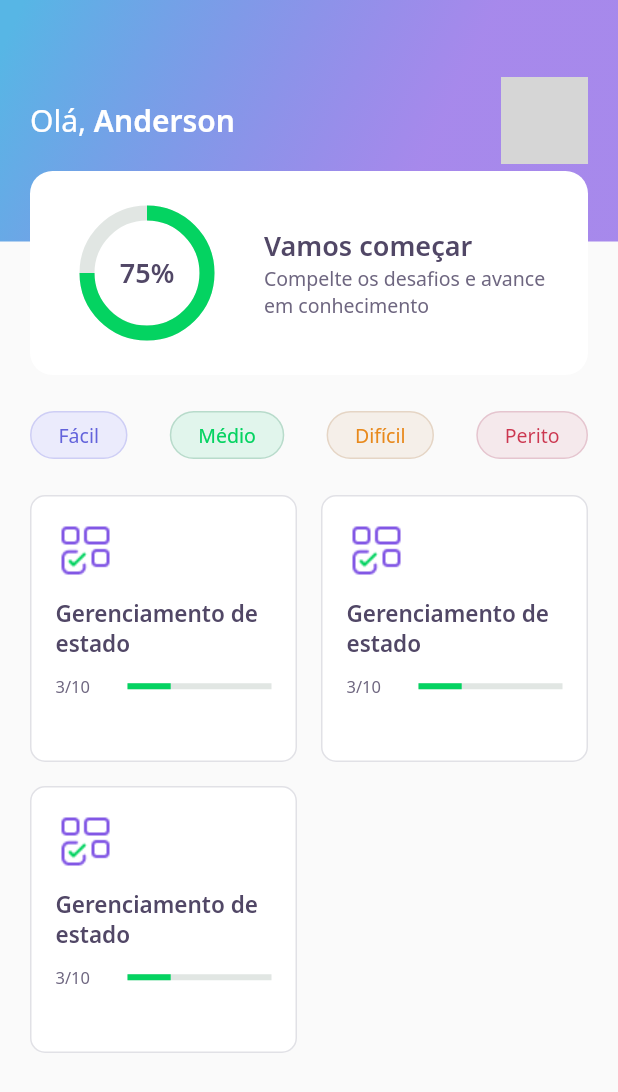
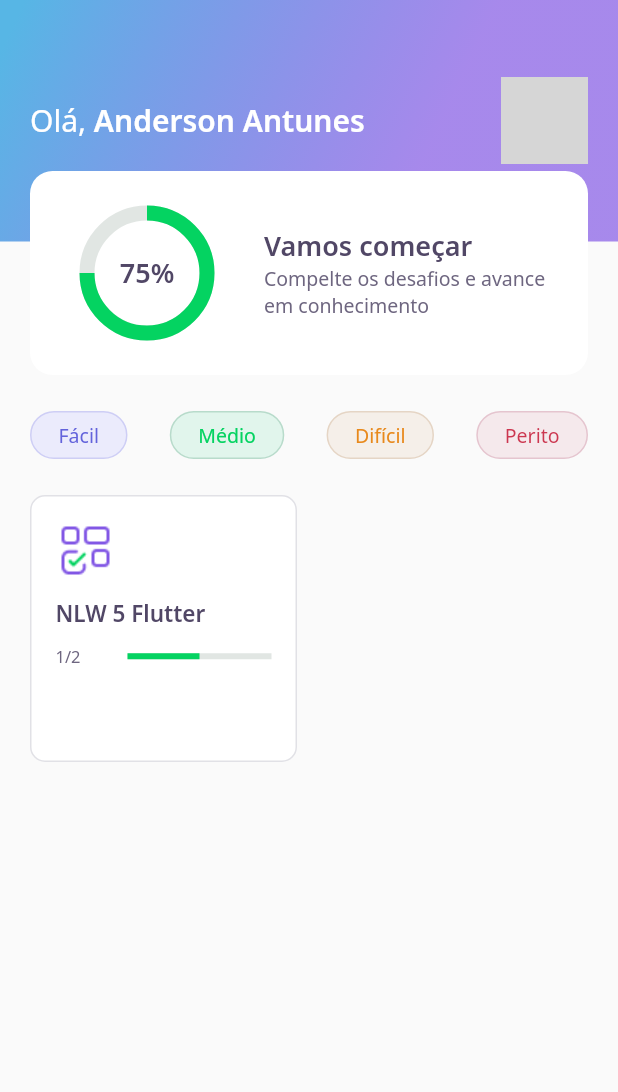
Before and after one commit to andyantunes/devquiz, a Flutter app: the HomePage screen opened directly, on a phone screen of 412 x 824 dp. Shown: the top 1092 px of the screen. Run offline on Flutter 3.47's test engine with Material 2 defaults, Android fonts, the phone set to English and light mode, and no system bars; our stand-ins replace google_fonts; accounts and stored records are empty; network calls fail; grey boxes are pictures that could not be loaded.

Commit message:
Third class

```diff
--- /dev/null
+++ b/assets/database/quizzes.json
@@ -0,0 +1,46 @@
+[
+  {
+    "title": "NLW 5 Flutter",
+      "imagem": "blocks",
+      "questionAnswared": 1,
+      "level": "facil",
+      "questions": [
+        {
+          "title":"Está curtindo Flutter?",
+          "awnsers": [
+            {
+              "title": "Estou curtindo"
+            },
+            {
+              "title": "Amando Flutter"
+            },
+            {
+              "title": "Muito top"
+            },
+            {
+              "title": "Show de bola",
+              "isRight": true
+            }
+          ]
+        },
+        {
+          "title":"Está curtindo Flutter?",
+          "awnsers": [
+            {
+              "title": "Estou curtindo"
+            },
+            {
+              "title": "Amando Flutter"
+            },
+            {
+              "title": "Muito top"
+            },
+            {
+              "title": "Show de bola",
+              "isRight": true
+            }
+          ]
+        }
+      ]
+  }
+]
--- /dev/null
+++ b/assets/database/user.json
@@ -0,0 +1,5 @@
+{
+    "name":  "Anderson Antunes",
+    "score": 89,
+    "photoUrl": "https://avatars.githubusercontent.com/u/48885210?v=4"
+}
--- a/lib/challenge/widgets/quiz/quiz_widget.dart
+++ b/lib/challenge/widgets/quiz/quiz_widget.dart
@@ -14,7 +14,7 @@ class QuizWidget extends StatelessWidget {
           Text(title, style: AppTextStyles.heading),
           SizedBox(height: 24),
           AwnserWidget(
-            isRight: false,
+            isRight: true,
             isSelected: true,
             title:
                 'Possibilita a criação de aplicativos compilados nativamente',
--- a/lib/core/app_widget.dart
+++ b/lib/core/app_widget.dart
@@ -1,7 +1,7 @@
 // import 'package:devquiz/home/home_page.dart';
 import 'package:devquiz/challenge/challenge_page.dart';
 import 'package:devquiz/home/home_page.dart';
-// import 'package:devquiz/splash/splash_page.dart';
+import 'package:devquiz/splash/splash_page.dart';
 import 'package:flutter/material.dart';
 
 class AppWidget extends StatelessWidget {
@@ -9,7 +9,7 @@ class AppWidget extends StatelessWidget {
   Widget build(BuildContext context) {
     return MaterialApp(
       title: "DevQuiz",
-      home: ChallengePage(),
+      home: HomePage(),
     );
   }
 }
--- /dev/null
+++ b/lib/home/home_controller.dart
@@ -0,0 +1,32 @@
+import 'package:devquiz/core/app_images.dart';
+import 'package:devquiz/home/home_state.dart';
+import 'package:devquiz/shared/models/awnser_model.dart';
+import 'package:devquiz/shared/models/question_model.dart';
+import 'package:devquiz/shared/models/quiz_model.dart';
+import 'package:devquiz/shared/models/user_model.dart';
+import 'package:flutter/foundation.dart';
+
+import 'home_repository.dart';
+
+class HomeController {
+  final stateNotifier = ValueNotifier<HomeState>(HomeState.empty);
+  set state(HomeState state) => stateNotifier.value = state;
+  HomeState get state => stateNotifier.value;
+
+  UserModel? user;
+  List<QuizModel>? quizzes;
+
+  final repository = HomeRepository();
+
+  void getUser() async {
+    state = HomeState.loading;
+    user = await repository.getUser();
+    state = HomeState.success;
+  }
+
+  void getQuizzes() async {
+    state = HomeState.loading;
+    quizzes = await repository.getQuizzes();
+    state = HomeState.success;
+  }
+}
--- a/lib/home/home_page.dart
+++ b/lib/home/home_page.dart
@@ -1,7 +1,11 @@
+import 'package:devquiz/core/app_colors.dart';
 import 'package:devquiz/home/widgets/appbar/app_bar_widget.dart';
 import 'package:devquiz/home/widgets/level_button/level_button_widget.dart';
 import 'package:devquiz/home/widgets/quiz_card_widget/quiz_card_widget.dart';
 import 'package:flutter/material.dart';
+
+import 'home_controller.dart';
+import 'home_state.dart';
 
 class HomePage extends StatefulWidget {
   HomePage({Key? key}) : super(key: key);
@@ -11,10 +15,23 @@ class HomePage extends StatefulWidget {
 }
 
 class _HomePageState extends State<HomePage> {
+  final controller = HomeController();
+
+  @override
+  void initState() {
+    super.initState();
+    controller.getUser();
+    controller.getQuizzes();
+    controller.stateNotifier.addListener(() {
+      setState(() {});
+    });
+  }
+
   @override
   Widget build(BuildContext context) {
+    if (controller.state == HomeState.success) {
       return Scaffold(
-      appBar: AppBarWidget(),
+        appBar: AppBarWidget(user: controller.user!),
         body: Padding(
           padding: const EdgeInsets.symmetric(horizontal: 20),
           child: Column(
@@ -32,16 +49,27 @@ class _HomePageState extends State<HomePage> {
                   crossAxisSpacing: 16,
                   mainAxisSpacing: 16,
                   crossAxisCount: 2,
-                children: [
-                  QuizCardWidget(),
-                  QuizCardWidget(),
-                  QuizCardWidget(),
-                ],
+                  children: controller.quizzes!
+                      .map((e) => QuizCardWidget(
+                            title: e.title,
+                            percent: e.questionAnswared / e.questions.length,
+                            completed:
+                                '${e.questionAnswared}/${e.questions.length}',
+                          ))
+                      .toList(),
                 ),
               ),
             ],
           ),
         ),
       );
+    } else {
+      return Scaffold(
+        body: Center(
+            child: CircularProgressIndicator(
+                valueColor:
+                    AlwaysStoppedAnimation<Color>(AppColors.darkGreen))),
+      );
     }
   }
+}
--- /dev/null
+++ b/lib/home/home_state.dart
@@ -0,0 +1 @@
+enum HomeState { success, loading, error, empty }
--- a/lib/home/widgets/appbar/app_bar_widget.dart
+++ b/lib/home/widgets/appbar/app_bar_widget.dart
@@ -1,10 +1,13 @@
 import 'package:devquiz/core/app_gradients.dart';
 import 'package:devquiz/core/app_text_styles.dart';
 import 'package:devquiz/home/widgets/score_card/score_card_widget.dart';
+import 'package:devquiz/shared/models/user_model.dart';
 import 'package:flutter/material.dart';
 
 class AppBarWidget extends PreferredSize {
-  AppBarWidget()
+  final UserModel user;
+
+  AppBarWidget({required this.user})
       : super(
           preferredSize: Size.fromHeight(250),
           child: Container(
@@ -24,8 +27,7 @@ class AppBarWidget extends PreferredSize {
                           style: AppTextStyles.title,
                           children: [
                             TextSpan(
-                                text: 'Anderson',
-                                style: AppTextStyles.titleBold)
+                                text: user.name, style: AppTextStyles.titleBold)
                           ])),
                       Container(
                           width: 58,
@@ -33,8 +35,7 @@ class AppBarWidget extends PreferredSize {
                           decoration: BoxDecoration(
                               borderRadius: BorderRadius.circular(10),
                               image: DecorationImage(
-                                  image: NetworkImage(
-                                      'https://avatars.githubusercontent.com/u/48885210?v=4'))))
+                                  image: NetworkImage(user.photoUrl))))
                     ],
                   ),
                 ),
--- a/lib/home/widgets/quiz_card_widget/quiz_card_widget.dart
+++ b/lib/home/widgets/quiz_card_widget/quiz_card_widget.dart
@@ -4,7 +4,16 @@ import 'package:devquiz/shared/widgets/progress_indicator/progress_indicator_wid
 import 'package:flutter/material.dart';
 
 class QuizCardWidget extends StatelessWidget {
-  const QuizCardWidget({Key? key}) : super(key: key);
+  final String title;
+  final String completed;
+  final double percent;
+
+  const QuizCardWidget({
+    Key? key,
+    required this.title,
+    required this.completed,
+    required this.percent,
+  }) : super(key: key);
 
   @override
   Widget build(BuildContext context) {
@@ -24,21 +33,15 @@ class QuizCardWidget extends StatelessWidget {
             child: Image.asset(AppImages.blocks),
           ),
           SizedBox(height: 11.5),
-          Text(
-            'Gerenciamento de estado',
-            style: AppTextStyles.heading15,
-          ),
+          Text(title, style: AppTextStyles.heading15),
           SizedBox(height: 11.5),
           Row(
             children: [
               Expanded(
                 flex: 1,
-                child: Text(
-                  '3/10',
-                  style: AppTextStyles.body11,
-                ),
+                child: Text(completed, style: AppTextStyles.body11),
               ),
-              Expanded(flex: 2, child: ProgressIndicatorWidget(value: .3)),
+              Expanded(flex: 2, child: ProgressIndicatorWidget(value: percent)),
             ],
           ),
         ],
--- /dev/null
+++ b/lib/shared/models/quiz_model.dart
@@ -0,0 +1,65 @@
+import 'dart:convert';
+
+import 'package:devquiz/shared/models/question_model.dart';
+
+enum Level { facil, medio, dificil, perito }
+
+extension LevelStringExtension on String {
+  Level get parse => {
+        "facil": Level.facil,
+        "medio": Level.medio,
+        "dificil": Level.dificil,
+        "perito": Level.perito
+      }[this]!;
+}
+
+extension LevelExt on Level {
+  String get parse => {
+        Level.facil: "facil",
+        Level.medio: "medio",
+        Level.dificil: "dificil",
+        Level.perito: "perito"
+      }[this]!;
+}
+
+class QuizModel {
+  final String title;
+  final List<QuestionModel> questions;
+  final int questionAnswared;
+  final String imagem;
+  final Level level;
+
+  QuizModel({
+    required this.title,
+    required this.questions,
+    this.questionAnswared = 0,
+    required this.imagem,
+    required this.level,
+  });
+
+  Map<String, dynamic> toMap() {
+    return {
+      'title': title,
+      'questions': questions.map((x) => x.toMap()).toList(),
+      'questionAnswared': questionAnswared,
+      'imagem': imagem,
+      'level': level.parse,
+    };
+  }
+
+  factory QuizModel.fromMap(Map<String, dynamic> map) {
+    return QuizModel(
+      title: map['title'],
+      questions: List<QuestionModel>.from(
+          map['questions']?.map((x) => QuestionModel.fromMap(x))),
+      questionAnswared: map['questionAnswared'],
+      imagem: map['imagem'],
+      level: map['level'].toString().parse,
+    );
+  }
+
+  String toJson() => json.encode(toMap());
+
+  factory QuizModel.fromJson(String source) =>
+      QuizModel.fromMap(json.decode(source));
+}
--- /dev/null
+++ b/lib/shared/models/user_model.dart
@@ -0,0 +1,34 @@
+import 'dart:convert';
+
+class UserModel {
+  final String name;
+  final String photoUrl;
+  final int score;
+
+  UserModel({
+    required this.name,
+    required this.photoUrl,
+    this.score = 0,
+  });
+
+  Map<String, dynamic> toMap() {
+    return {
+      'name': name,
+      'photUrl': photoUrl,
+      'score': score,
+    };
+  }
+
+  factory UserModel.fromMap(Map<String, dynamic> map) {
+    return UserModel(
+      name: map['name'],
+      photoUrl: map['photoUrl'],
+      score: map['score'],
+    );
+  }
+
+  String toJson() => json.encode(toMap());
+
+  factory UserModel.fromJson(String source) =>
+      UserModel.fromMap(json.decode(source));
+}
--- a/pubspec.yaml
+++ b/pubspec.yaml
@@ -3,7 +3,7 @@ description: devquiz - Gabul DEV
 version: 1.0.0+1
 
 environment:
-  sdk: ">=2.12.0 <3.0.0"
+  sdk: '>=2.12.0 <3.0.0'
 
 dependencies:
   flutter:
@@ -18,5 +18,6 @@ dev_dependencies:
 flutter:
   assets:
     - assets/images/
+    - assets/database/
 
   uses-material-design: true
```
Also changed, not shown: lib/home/home_repository.dart (added, +21 -0 lines), lib/shared/models/awnser_model.dart (added, +30 -0 lines), lib/shared/models/question_model.dart (added, +33 -0 lines). Lines whose indentation alone changed are shown as unchanged.
